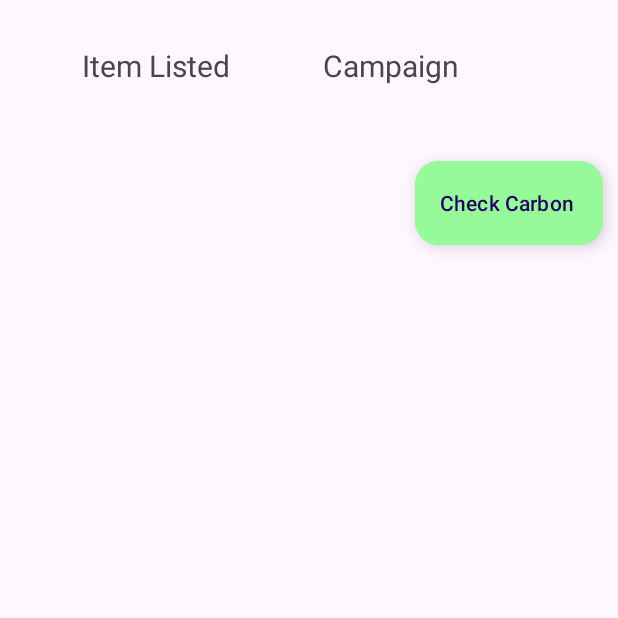
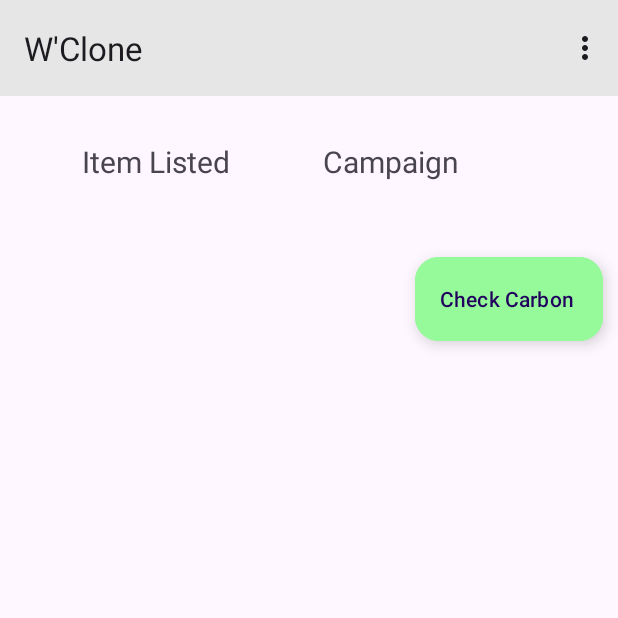
Before and after one commit to CodeXstalker/ClimateAction_Hack4Bengal, an Android app: the screen it shows after launch once a user with an empty profile is signed in (MainActivity), on a phone screen of 412 x 824 dp, the top half of it. Run offline under Robolectric (Android 15) with nearby library versions, the phone set to English and light mode, and no system bars; our stand-ins replace Firebase (no records; nobody signed in at launch, a user with empty details on screens opened directly).

Commit message:
AppBar integrated

```diff
--- a/app/src/main/java/com/example/climateaction/MainActivity.java
+++ b/app/src/main/java/com/example/climateaction/MainActivity.java
@@ -1,9 +1,13 @@
 package com.example.climateaction;
 
+import androidx.annotation.NonNull;
 import androidx.appcompat.app.AppCompatActivity;
+import androidx.appcompat.widget.Toolbar;
 
 import android.content.Intent;
 import android.os.Bundle;
+import android.view.Menu;
+import android.view.MenuItem;
 import android.view.View;
 
 import com.google.android.material.floatingactionbutton.ExtendedFloatingActionButton;
@@ -13,6 +17,7 @@ import com.google.firebase.auth.FirebaseUser;
 
 public class MainActivity extends AppCompatActivity {
     private ExtendedFloatingActionButton FAB;
+    private Toolbar toolbar;
 
     private FirebaseAuth firebaseAuth;
     private FirebaseUser currentUser;
@@ -23,6 +28,8 @@ public class MainActivity extends AppCompatActivity {
         setContentView(R.layout.activity_main);
 
         fieldInitializer();
+        setSupportActionBar(toolbar);
+        getSupportActionBar().setTitle("W'Clone");
         FAB.setOnClickListener(new View.OnClickListener() {
             @Override
             public void onClick(View view) {
@@ -37,7 +44,29 @@ public class MainActivity extends AppCompatActivity {
         firebaseAuth = FirebaseAuth.getInstance();
         currentUser = firebaseAuth.getCurrentUser();
         FAB = findViewById(R.id.check_carbon);
+        toolbar = findViewById(R.id.AppBar);
 
+    }
+
+    @NonNull
+    public boolean onCreateOptionsMenu(Menu menu) {
+        super.onCreateOptionsMenu(menu);
+        getMenuInflater().inflate(R.menu.options_menu, menu);
+        return true;
+    }
+
+    @Override
+    public boolean onOptionsItemSelected(@NonNull MenuItem item) {
+        super.onOptionsItemSelected(item);
+
+        if (item.getItemId() == R.id.Setting) {
+
+        }
+        if (item.getItemId() == R.id.LogOut) {
+
+
+        }
+        return true;
     }
 
     @Override
--- a/app/src/main/res/layout/activity_main.xml
+++ b/app/src/main/res/layout/activity_main.xml
@@ -6,6 +6,17 @@
     android:layout_height="match_parent"
     android:orientation="vertical"
     tools:context=".MainActivity">
+
+    <com.google.android.material.appbar.AppBarLayout
+        android:id="@+id/AppBarLayout"
+        android:layout_width="match_parent"
+        android:layout_height="wrap_content">
+
+        <include
+            android:id="@+id/AppBar"
+            layout="@layout/app_bar_home_page"></include>
+
+    </com.google.android.material.appbar.AppBarLayout>
 
     <LinearLayout
         android:layout_width="match_parent"
--- /dev/null
+++ b/app/src/main/res/layout/app_bar_home_page.xml
@@ -0,0 +1,10 @@
+<?xml version="1.0" encoding="utf-8"?>
+<androidx.appcompat.widget.Toolbar xmlns:android="http://schemas.android.com/apk/res/android"
+    xmlns:app="http://schemas.android.com/apk/res-auto"
+    android:id="@+id/AppBar"
+    android:layout_width="match_parent"
+    android:layout_height="wrap_content"
+    android:background="@color/ColorAccent"
+    android:elevation="4dp"
+    android:theme="@style/ThemeOverlay.AppCompat.ActionBar"
+    app:popupTheme="@style/ThemeOverlay.AppCompat.Light"/>
--- /dev/null
+++ b/app/src/main/res/menu/options_menu.xml
@@ -0,0 +1,17 @@
+<?xml version="1.0" encoding="utf-8"?>
+<menu xmlns:android="http://schemas.android.com/apk/res/android"
+    xmlns:app="http://schemas.android.com/apk/res-auto">
+    <item
+        android:title="Setting"
+        android:id="@+id/Setting"
+        app:showAsAction="never"
+        />
+
+    <item
+        android:title="LogOut"
+        android:id="@+id/LogOut"
+        app:showAsAction="never"
+        />
+
+
+</menu>
```
